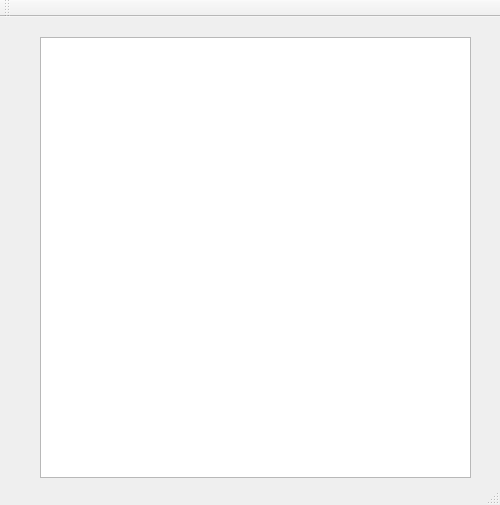
First picture: the form in mainwindow.ui, repository TutorExilius/TwitchChatMan, before the edit.
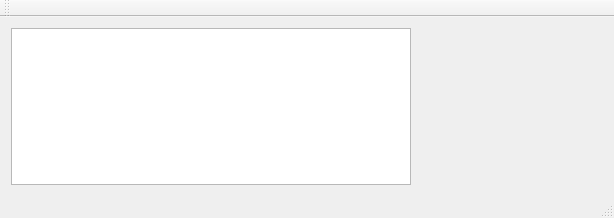
Second picture: the form after the edit.

The edit to the form file:
```diff
--- a/mainwindow.ui
+++ b/mainwindow.ui
@@ -6,24 +6,72 @@
    <rect>
     <x>0</x>
     <y>0</y>
-    <width>500</width>
-    <height>505</height>
+    <width>614</width>
+    <height>218</height>
    </rect>
   </property>
+  <property name="sizePolicy">
+   <sizepolicy hsizetype="Preferred" vsizetype="Preferred">
+    <horstretch>0</horstretch>
+    <verstretch>0</verstretch>
+   </sizepolicy>
+  </property>
   <property name="windowTitle">
    <string>MainWindow</string>
   </property>
   <widget class="QWidget" name="centralWidget">
-   <widget class="QListWidget" name="listWidget">
-    <property name="geometry">
-     <rect>
-      <x>40</x>
-      <y>20</y>
-      <width>431</width>
-      <height>441</height>
-     </rect>
-    </property>
-   </widget>
+   <layout class="QHBoxLayout" name="horizontalLayout">
+    <item>
+     <widget class="QListWidget" name="listWidget_chat">
+      <property name="sizePolicy">
+       <sizepolicy hsizetype="Fixed" vsizetype="Preferred">
+        <horstretch>0</horstretch>
+        <verstretch>0</verstretch>
+       </sizepolicy>
+      </property>
+      <property name="minimumSize">
+       <size>
+        <width>400</width>
+        <height>0</height>
+       </size>
+      </property>
+      <property name="maximumSize">
+       <size>
+        <width>16777215</width>
+        <height>16777215</height>
+       </size>
+      </property>
+      <property name="sizeIncrement">
+       <size>
+        <width>0</width>
+        <height>0</height>
+       </size>
+      </property>
+      <property name="resizeMode">
+       <enum>QListView::Fixed</enum>
+      </property>
+      <property name="wordWrap">
+       <bool>true</bool>
+      </property>
+     </widget>
+    </item>
+    <item>
+     <spacer name="horizontalSpacer">
+      <property name="orientation">
+       <enum>Qt::Horizontal</enum>
+      </property>
+      <property name="sizeType">
+       <enum>QSizePolicy::MinimumExpanding</enum>
+      </property>
+      <property name="sizeHint" stdset="0">
+       <size>
+        <width>40</width>
+        <height>20</height>
+       </size>
+      </property>
+     </spacer>
+    </item>
+   </layout>
   </widget>
   <widget class="QMenuBar" name="menuBar">
    <property name="geometry">
```
Left out of the diff: 2 changed lines with no effect on the pictures.
